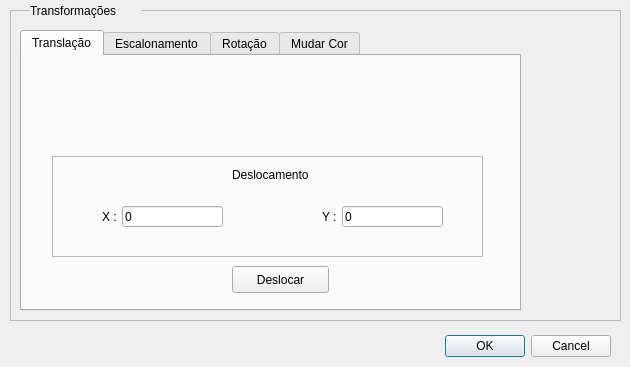
renannetto/sistema-grafico-interativo, file Transformacoes.ui: the form before one commit.
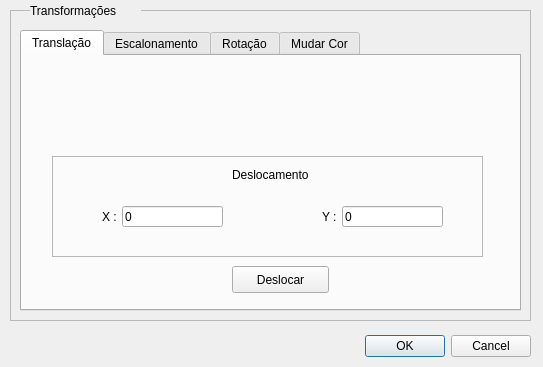
The form after the commit. The open tabs and pages were chosen to show the change.

What changed in the file:
```diff
--- a/Transformacoes.ui
+++ b/Transformacoes.ui
@@ -6,7 +6,7 @@
    <rect>
     <x>0</x>
     <y>0</y>
-    <width>630</width>
+    <width>543</width>
     <height>367</height>
    </rect>
   </property>
@@ -16,7 +16,7 @@
   <widget class="QDialogButtonBox" name="buttonBox">
    <property name="geometry">
     <rect>
-     <x>150</x>
+     <x>70</x>
      <y>330</y>
      <width>461</width>
      <height>32</height>
@@ -37,7 +37,7 @@
     <rect>
      <x>10</x>
      <y>10</y>
-     <width>611</width>
+     <width>521</width>
      <height>311</height>
     </rect>
    </property>
```
Left out of the diff: 2 changed lines with no effect on the pictures.
